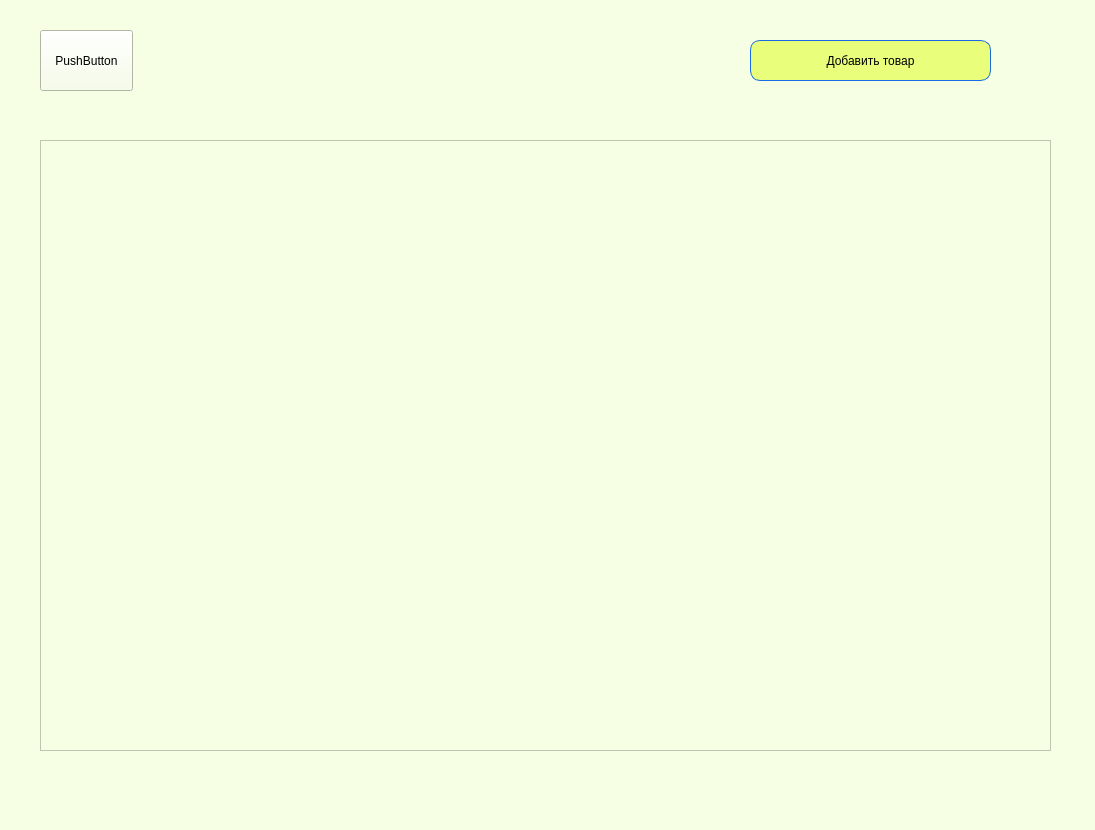
Qt form main_window.ui (NikName2021/Discount_project) before a commit.
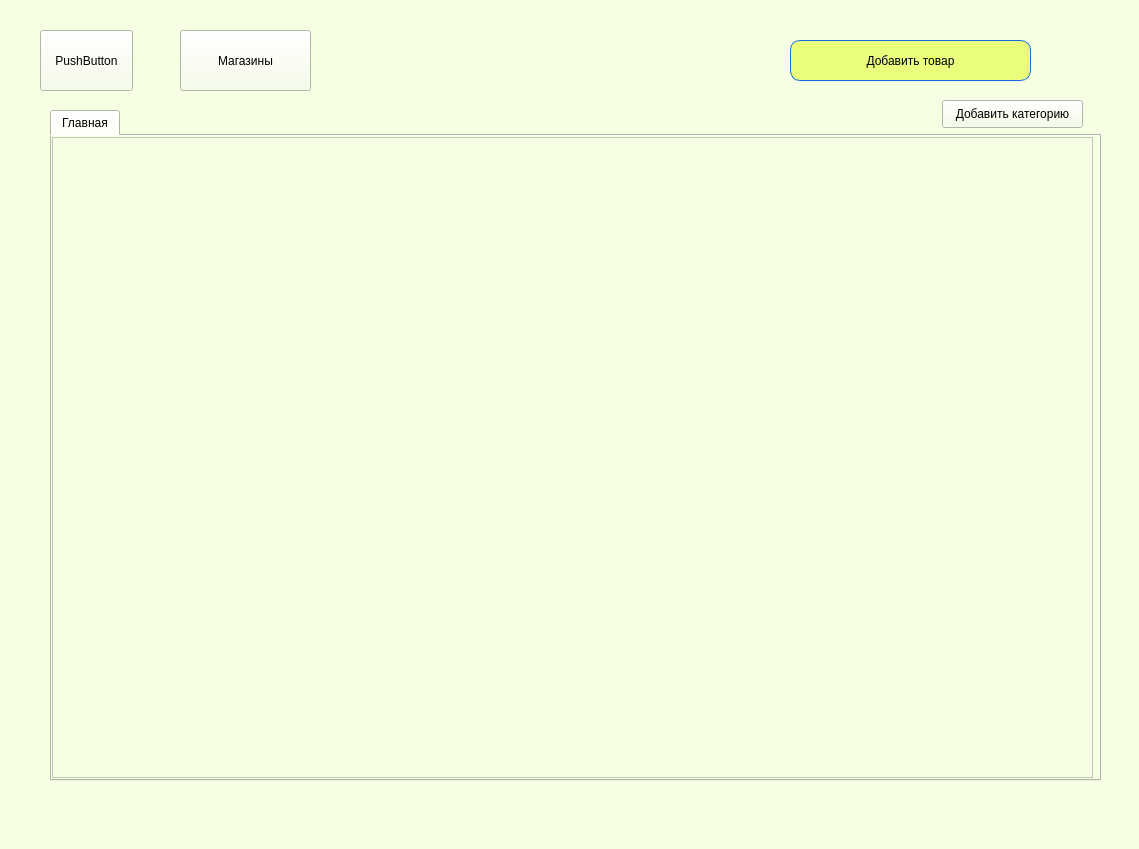
The same form after that commit.

What changed in the file:
```diff
--- a/main_window.ui
+++ b/main_window.ui
@@ -6,8 +6,8 @@
    <rect>
     <x>0</x>
     <y>0</y>
-    <width>1095</width>
-    <height>830</height>
+    <width>1139</width>
+    <height>849</height>
    </rect>
   </property>
   <property name="windowTitle">
@@ -23,7 +23,7 @@
    <widget class="QPushButton" name="pushButton">
     <property name="geometry">
      <rect>
-      <x>750</x>
+      <x>790</x>
       <y>40</y>
       <width>241</width>
       <height>41</height>
@@ -43,16 +43,6 @@
      <string>Добавить товар</string>
     </property>
    </widget>
-   <widget class="QTableWidget" name="tableWidget">
-    <property name="geometry">
-     <rect>
-      <x>40</x>
-      <y>140</y>
-      <width>1011</width>
-      <height>611</height>
-     </rect>
-    </property>
-   </widget>
    <widget class="QPushButton" name="pushButton_2">
     <property name="geometry">
      <rect>
@@ -66,6 +56,72 @@
      <string>PushButton</string>
     </property>
    </widget>
+   <widget class="QPushButton" name="pushButton_3">
+    <property name="geometry">
+     <rect>
+      <x>180</x>
+      <y>30</y>
+      <width>131</width>
+      <height>61</height>
+     </rect>
+    </property>
+    <property name="text">
+     <string>Магазины</string>
+    </property>
+   </widget>
+   <widget class="QTabWidget" name="tabWidget">
+    <property name="geometry">
+     <rect>
+      <x>50</x>
+      <y>110</y>
+      <width>1051</width>
+      <height>671</height>
+     </rect>
+    </property>
+    <property name="tabPosition">
+     <enum>QTabWidget::North</enum>
+    </property>
+    <property name="tabShape">
+     <enum>QTabWidget::Rounded</enum>
+    </property>
+    <property name="currentIndex">
+     <number>0</number>
+    </property>
+    <widget class="QWidget" name="tab">
+     <property name="sizePolicy">
+      <sizepolicy hsizetype="Preferred" vsizetype="Preferred">
+       <horstretch>0</horstretch>
+       <verstretch>0</verstretch>
+      </sizepolicy>
+     </property>
+     <attribute name="title">
+      <string>Главная</string>
+     </attribute>
+     <widget class="QTableWidget" name="tableWidget">
+      <property name="geometry">
+       <rect>
+        <x>0</x>
+        <y>1</y>
+        <width>1041</width>
+        <height>641</height>
+       </rect>
+      </property>
+     </widget>
+    </widget>
+   </widget>
+   <widget class="QPushButton" name="pushButton_4">
+    <property name="geometry">
+     <rect>
+      <x>942</x>
+      <y>100</y>
+      <width>141</width>
+      <height>28</height>
+     </rect>
+    </property>
+    <property name="text">
+     <string>Добавить категорию</string>
+    </property>
+   </widget>
   </widget>
   <widget class="QMenuBar" name="menubar">
    <property name="geometry">
```
Left out of the diff: 2 changed lines with no effect on the pictures.
